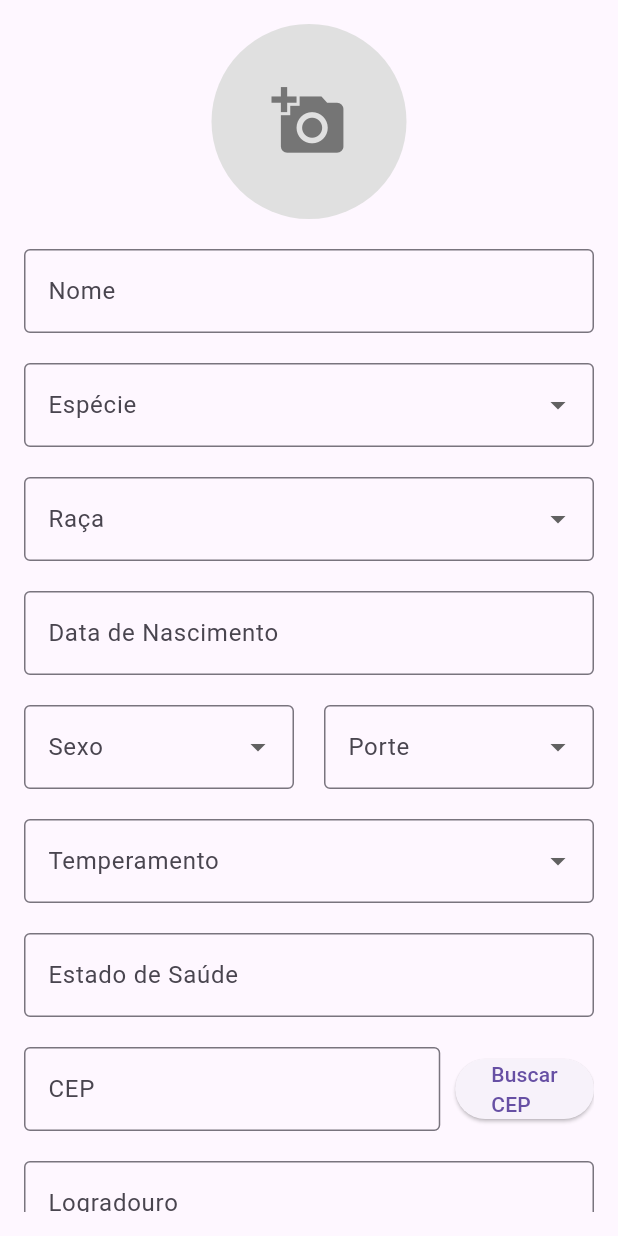
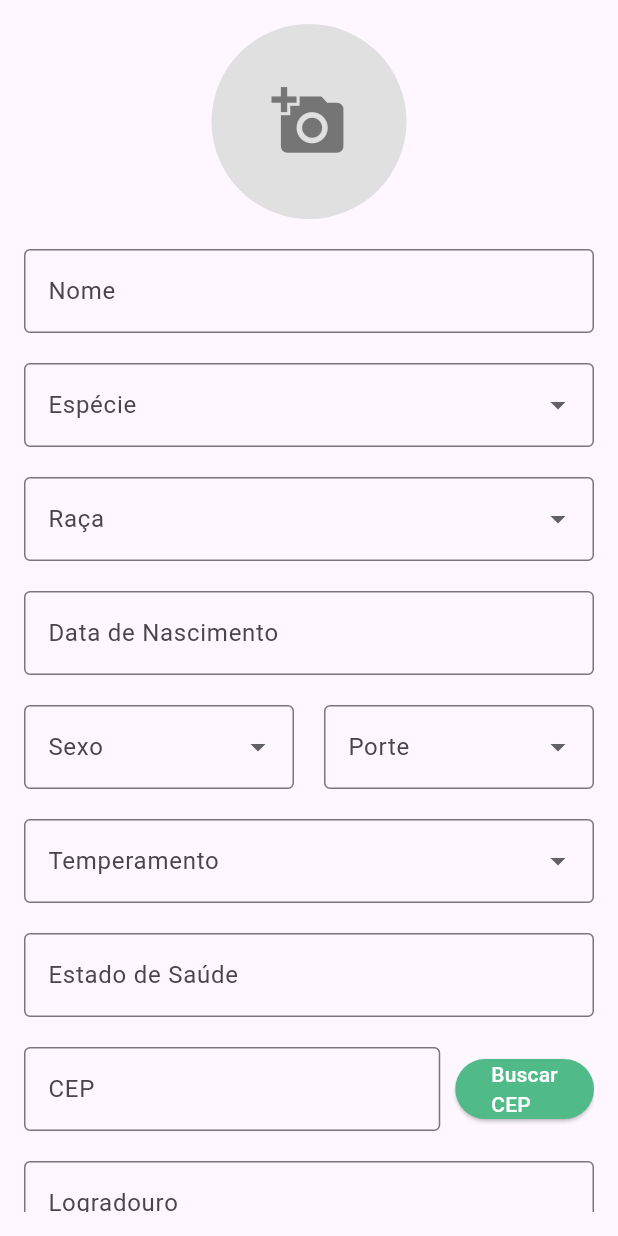
Before and after one commit to ajjss32/deu_pet, a Flutter app: the PetRegistration screen opened directly, on a phone screen of 412 x 824 dp. Run offline on Flutter 3.47's test engine with Material 3 defaults, Android fonts, the phone set to English and light mode, and no system bars; our stand-ins replace cloud_firestore, firebase_auth, firebase_core, flutter_card_swiper, image_picker; missing offline and left inert: dart_jsonwebtoken, stream_chat_flutter; accounts and stored records are empty; generated files the repository leaves out were written again.

Commit message:
altera cor do botão cep

```diff
--- a/lib/pages/pet_registration.dart
+++ b/lib/pages/pet_registration.dart
@@ -176,7 +176,6 @@ String _formatAge(int years, int months, int days) {
     return '$years anos, $months meses, $days dias';
   }
 
-
   void _registerPet() async {
     if (_formKey.currentState!.validate()) {
       try {
@@ -198,7 +197,8 @@ String _formatAge(int years, int months, int days) {
         final birthdate = DateFormat('dd/MM/yyyy').parse(birthdateString);
         final ageData = _calculateAge(birthdate);
 
-      final ageFormatted = _formatAge(ageData['years']!, ageData['months']!, ageData['days']!);
+        final ageFormatted =
+            _formatAge(ageData['years']!, ageData['months']!, ageData['days']!);
 
         Pet novoPet = Pet(
           id: petId,
@@ -231,7 +231,8 @@ String _formatAge(int years, int months, int days) {
       }
     } else {
       ScaffoldMessenger.of(context).showSnackBar(
-      SnackBar(content: Text('Por favor, preencha todos os campos corretamente.')),
+        SnackBar(
+            content: Text('Por favor, preencha todos os campos corretamente.')),
       );
     }
   }
@@ -305,7 +306,8 @@ String _formatAge(int years, int months, int days) {
                   border: OutlineInputBorder(),
                 ),
                 items: _selectedSpecies == 'Canino'
-                    ? ['Sem raça definida',
+                    ? [
+                        'Sem raça definida',
                         'Labrador',
                         'Bulldog',
                         'Pinscher',
@@ -331,20 +333,23 @@ String _formatAge(int years, int months, int days) {
                         'Dálmata',
                         'Basset Hound',
                         'Shiba Inu',
-                        'Outra',]
+                        'Outra',
+                      ]
                         .map((breed) => DropdownMenuItem(
                               value: breed,
                               child: Text(breed),
                             ))
                         .toList()
-                    : ['Sem raça definida',
+                    : [
+                        'Sem raça definida',
                         'Siamês',
                         'Persa',
                         'Maine Coon',
                         'Ragdoll',
                         'Bengal',
                         'Sphynx',
-                      'Outra',]
+                        'Outra',
+                      ]
                         .map((breed) => DropdownMenuItem(
                               value: breed,
                               child: Text(breed),
@@ -487,6 +492,10 @@ String _formatAge(int years, int months, int days) {
                     child: ElevatedButton(
                       onPressed: _buscarCEP,
                       child: Text("Buscar CEP"),
+                      style: ElevatedButton.styleFrom(
+                        backgroundColor: Color(0xFF50BB88),
+                        foregroundColor: (Colors.white),
+                      ),
                     ),
                   ),
                 ],
--- a/lib/pages/user_registration.dart
+++ b/lib/pages/user_registration.dart
@@ -127,6 +127,8 @@ class _RegistrationPageState extends State<RegistrationPage> {
                       child: Text("Buscar"),
                       style: ElevatedButton.styleFrom(
                         padding: EdgeInsets.symmetric(vertical: 15),
+                        backgroundColor: Color(0xFF50BB88),
+                        foregroundColor: (Colors.white),
                       ),
                     ),
                   ),
```
Lines whose indentation alone changed are shown as unchanged.
